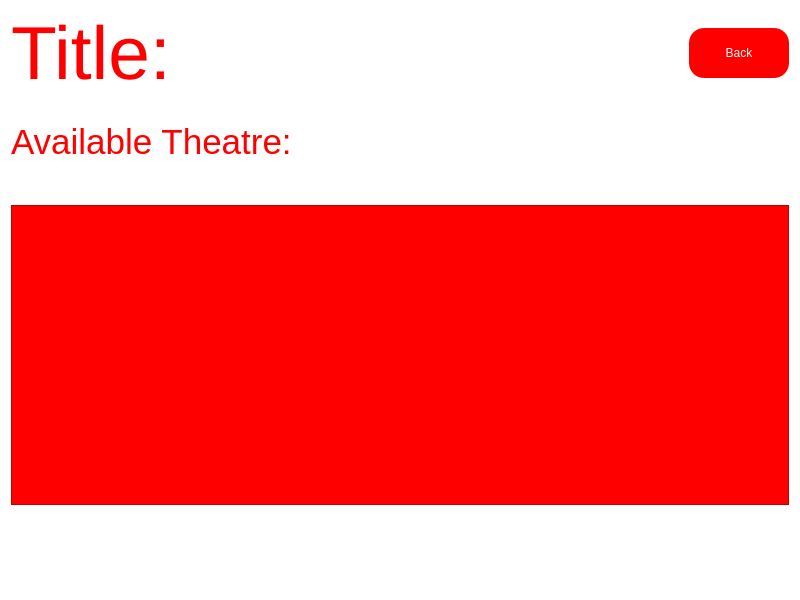
Qt form ui/shows.ui (MrZappie/dbms-s4-project) before a commit.
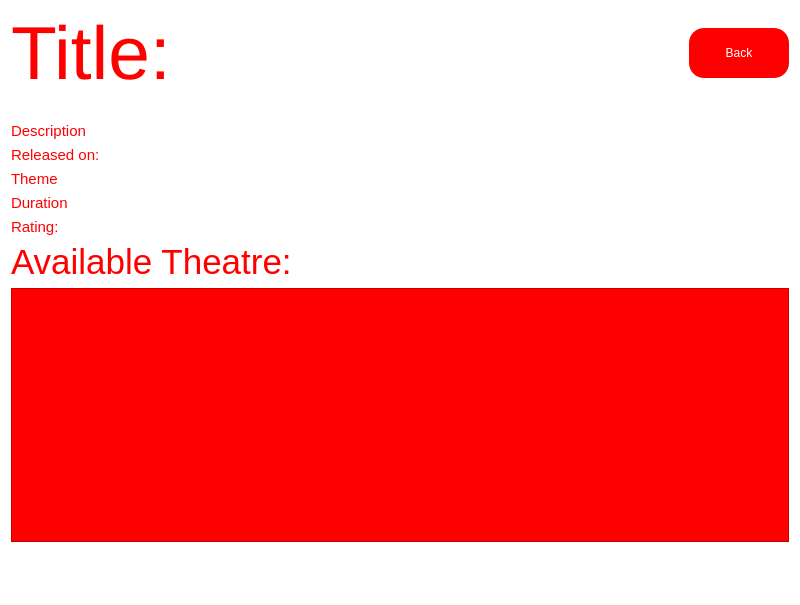
The same form after that commit.

Patch:
```diff
--- a/ui/shows.ui
+++ b/ui/shows.ui
@@ -7,7 +7,7 @@
     <x>0</x>
     <y>0</y>
     <width>800</width>
-    <height>600</height>
+    <height>605</height>
    </rect>
   </property>
   <property name="windowTitle">
@@ -80,6 +80,66 @@
      </property>
     </spacer>
    </item>
+   <item>
+    <widget class="QLabel" name="description">
+     <property name="styleSheet">
+      <string notr="true">color: red;
+font-size:15px;
+</string>
+     </property>
+     <property name="text">
+      <string>Description</string>
+     </property>
+    </widget>
+   </item>
+   <item>
+    <widget class="QLabel" name="date">
+     <property name="styleSheet">
+      <string notr="true">color: red;
+font-size:15px;
+</string>
+     </property>
+     <property name="text">
+      <string>Released on: </string>
+     </property>
+    </widget>
+   </item>
+   <item>
+    <widget class="QLabel" name="theme">
+     <property name="styleSheet">
+      <string notr="true">color: red;
+font-size:15px;
+</string>
+     </property>
+     <property name="text">
+      <string>Theme</string>
+     </property>
+    </widget>
+   </item>
+   <item>
+    <widget class="QLabel" name="duration">
+     <property name="styleSheet">
+      <string notr="true">color: red;
+font-size:15px;
+</string>
+     </property>
+     <property name="text">
+      <string>Duration</string>
+     </property>
+    </widget>
+   </item>
+   <item>
+    <widget class="QLabel" name="rating">
+     <property name="styleSheet">
+      <string notr="true">color: red;
+font-size:15px;
+</string>
+     </property>
+     <property name="text">
+      <string>Rating: </string>
+     </property>
+    </widget>
+   </item>
    <item>
     <widget class="QLabel" name="available_theatre">
      <property name="styleSheet">
@@ -93,28 +153,12 @@
      </property>
     </widget>
    </item>
-   <item>
-    <spacer name="verticalSpacer_3">
-     <property name="orientation">
-      <enum>Qt::Orientation::Vertical</enum>
-     </property>
-     <property name="sizeType">
-      <enum>QSizePolicy::Policy::Fixed</enum>
-     </property>
-     <property name="sizeHint" stdset="0">
-      <size>
-       <width>20</width>
-       <height>37</height>
-      </size>
-     </property>
-    </spacer>
-   </item>
    <item>
     <widget class="QScrollArea" name="scrollArea">
      <property name="minimumSize">
       <size>
        <width>0</width>
-       <height>300</height>
+       <height>254</height>
       </size>
      </property>
      <property name="styleSheet">
@@ -129,7 +173,7 @@
         <x>0</x>
         <y>0</y>
         <width>780</width>
-        <height>298</height>
+        <height>252</height>
        </rect>
       </property>
       <property name="styleSheet">
@@ -146,7 +190,7 @@
      <property name="sizeHint" stdset="0">
       <size>
        <width>20</width>
-       <height>40</height>
+       <height>62</height>
       </size>
      </property>
     </spacer>
```
